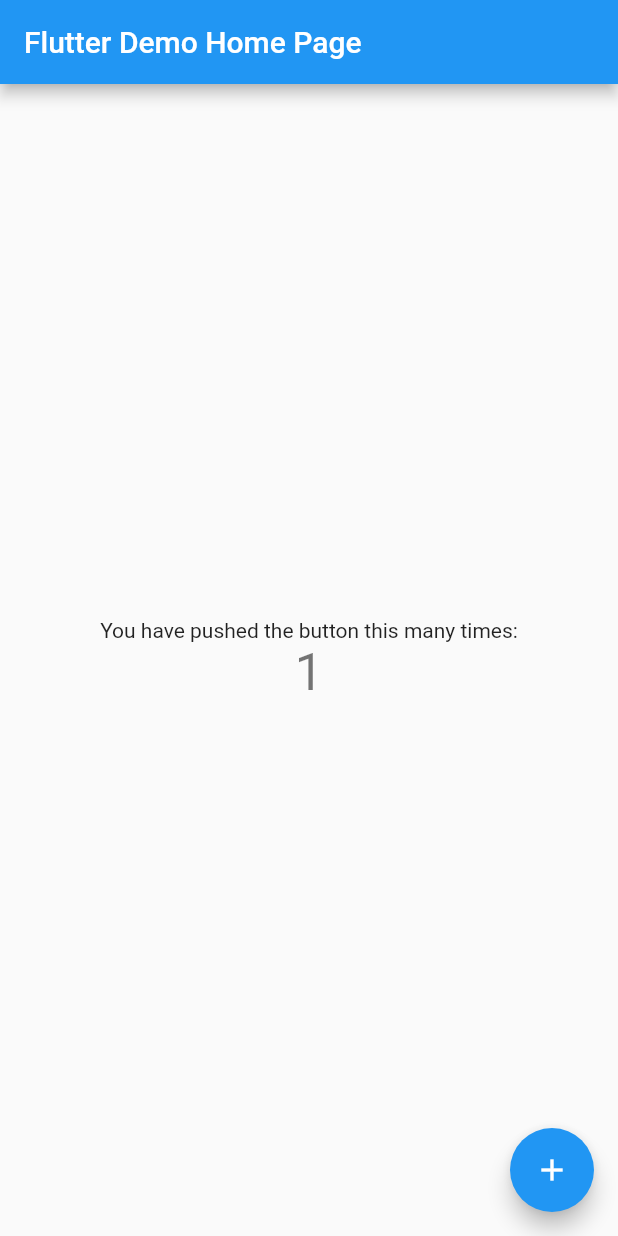
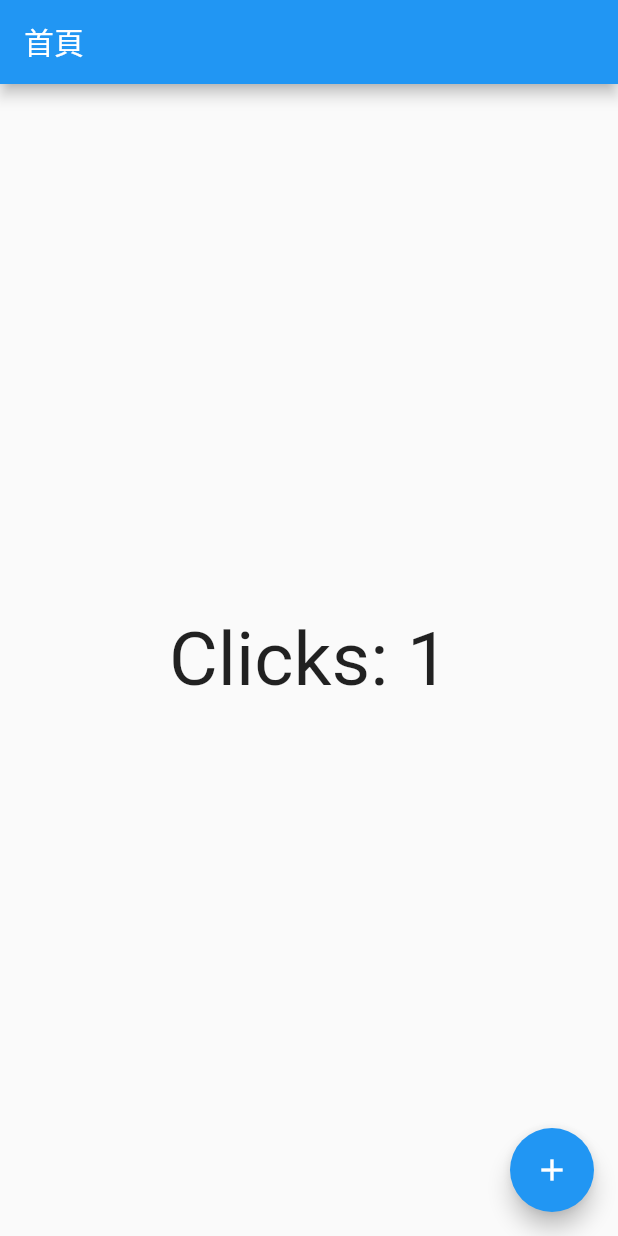
Before and after one commit to H-Linux/huun_community, a Flutter app: the screen it shows after launch, after a tap on the "add" icon, on a phone screen of 412 x 824 dp. Run offline on Flutter 3.47's test engine with Material 2 defaults, Android fonts, the phone set to English and light mode, and no system bars; our stand-ins replace get.

Commit message:
計數器

```diff
--- /dev/null
+++ b/lib/app.dart
@@ -0,0 +1,25 @@
+import 'package:flutter/cupertino.dart';
+import 'package:flutter/material.dart';
+import 'package:get/get.dart';
+import 'package:huun_community/controller/controller.dart';
+
+class App extends StatelessWidget {
+  @override
+  Widget build(BuildContext context) {
+    final Controller c = Get.put(Controller());
+
+    return Scaffold(
+      appBar: AppBar(title: Text('首頁')),
+      body: Center(
+        child: Obx(() => Text(
+              "Clicks: ${c.count}",
+              style: TextStyle(fontSize: 50),
+            )),
+      ),
+      floatingActionButton: FloatingActionButton(
+        onPressed: () => c.increment(),
+        child: Icon(Icons.add),
+      ),
+    );
+  }
+}
--- /dev/null
+++ b/lib/controller/controller.dart
@@ -0,0 +1,6 @@
+import 'package:get/get.dart';
+
+class Controller extends GetxController{
+  var count = 0.obs;
+  increment() => count++;
+}
--- a/lib/main.dart
+++ b/lib/main.dart
@@ -1,117 +1,5 @@
 import 'package:flutter/material.dart';
+import 'package:get/get_navigation/src/root/get_material_app.dart';
+import 'app.dart';
 
-void main() {
-  runApp(MyApp());
-}
-
-class MyApp extends StatelessWidget {
-  // This widget is the root of your application.
-  @override
-  Widget build(BuildContext context) {
-    return MaterialApp(
-      title: 'Flutter Demo',
-      theme: ThemeData(
-        // This is the theme of your application.
-        //
-        // Try running your application with "flutter run". You'll see the
-        // application has a blue toolbar. Then, without quitting the app, try
-        // changing the primarySwatch below to Colors.green and then invoke
-        // "hot reload" (press "r" in the console where you ran "flutter run",
-        // or simply save your changes to "hot reload" in a Flutter IDE).
-        // Notice that the counter didn't reset back to zero; the application
-        // is not restarted.
-        primarySwatch: Colors.blue,
-        // This makes the visual density adapt to the platform that you run
-        // the app on. For desktop platforms, the controls will be smaller and
-        // closer together (more dense) than on mobile platforms.
-        visualDensity: VisualDensity.adaptivePlatformDensity,
-      ),
-      home: MyHomePage(title: 'Flutter Demo Home Page'),
-    );
-  }
-}
-
-class MyHomePage extends StatefulWidget {
-  MyHomePage({Key key, this.title}) : super(key: key);
-
-  // This widget is the home page of your application. It is stateful, meaning
-  // that it has a State object (defined below) that contains fields that affect
-  // how it looks.
-
-  // This class is the configuration for the state. It holds the values (in this
-  // case the title) provided by the parent (in this case the App widget) and
-  // used by the build method of the State. Fields in a Widget subclass are
-  // always marked "final".
-
-  final String title;
-
-  @override
-  _MyHomePageState createState() => _MyHomePageState();
-}
-
-class _MyHomePageState extends State<MyHomePage> {
-  int _counter = 0;
-
-  void _incrementCounter() {
-    setState(() {
-      // This call to setState tells the Flutter framework that something has
-      // changed in this State, which causes it to rerun the build method below
-      // so that the display can reflect the updated values. If we changed
-      // _counter without calling setState(), then the build method would not be
-      // called again, and so nothing would appear to happen.
-      _counter++;
-    });
-  }
-
-  @override
-  Widget build(BuildContext context) {
-    // This method is rerun every time setState is called, for instance as done
-    // by the _incrementCounter method above.
-    //
-    // The Flutter framework has been optimized to make rerunning build methods
-    // fast, so that you can just rebuild anything that needs updating rather
-    // than having to individually change instances of widgets.
-    return Scaffold(
-      appBar: AppBar(
-        // Here we take the value from the MyHomePage object that was created by
-        // the App.build method, and use it to set our appbar title.
-        title: Text(widget.title),
-      ),
-      body: Center(
-        // Center is a layout widget. It takes a single child and positions it
-        // in the middle of the parent.
-        child: Column(
-          // Column is also a layout widget. It takes a list of children and
-          // arranges them vertically. By default, it sizes itself to fit its
-          // children horizontally, and tries to be as tall as its parent.
-          //
-          // Invoke "debug painting" (press "p" in the console, choose the
-          // "Toggle Debug Paint" action from the Flutter Inspector in Android
-          // Studio, or the "Toggle Debug Paint" command in Visual Studio Code)
-          // to see the wireframe for each widget.
-          //
-          // Column has various properties to control how it sizes itself and
-          // how it positions its children. Here we use mainAxisAlignment to
-          // center the children vertically; the main axis here is the vertical
-          // axis because Columns are vertical (the cross axis would be
-          // horizontal).
-          mainAxisAlignment: MainAxisAlignment.center,
-          children: <Widget>[
-            Text(
-              'You have pushed the button this many times:',
-            ),
-            Text(
-              '$_counter',
-              style: Theme.of(context).textTheme.headline4,
-            ),
-          ],
-        ),
-      ),
-      floatingActionButton: FloatingActionButton(
-        onPressed: _incrementCounter,
-        tooltip: 'Increment',
-        child: Icon(Icons.add),
-      ), // This trailing comma makes auto-formatting nicer for build methods.
-    );
-  }
-}
+void main() => runApp(GetMaterialApp(home: App()));
--- /dev/null
+++ b/lib/utils/tools.dart
@@ -0,0 +1 @@
+library huun_community;
```
Also changed, not shown: pubspec.yaml (+1 -53 lines), 2 other files.
